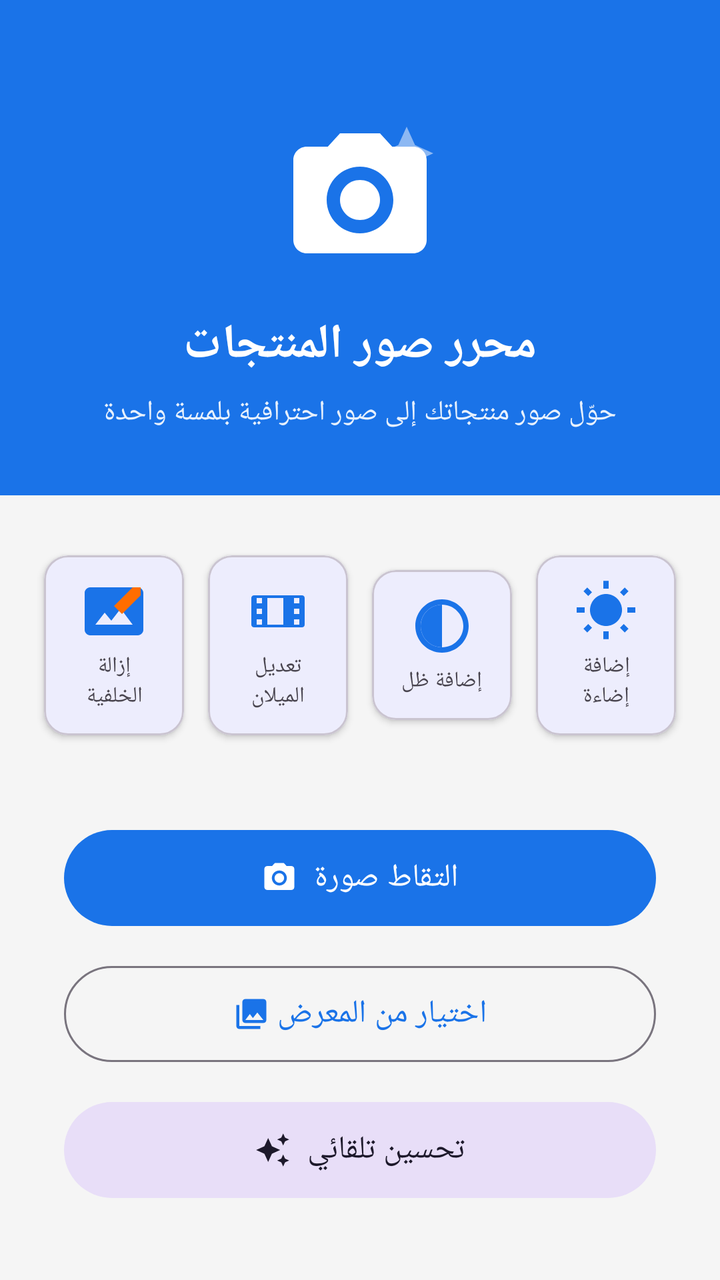
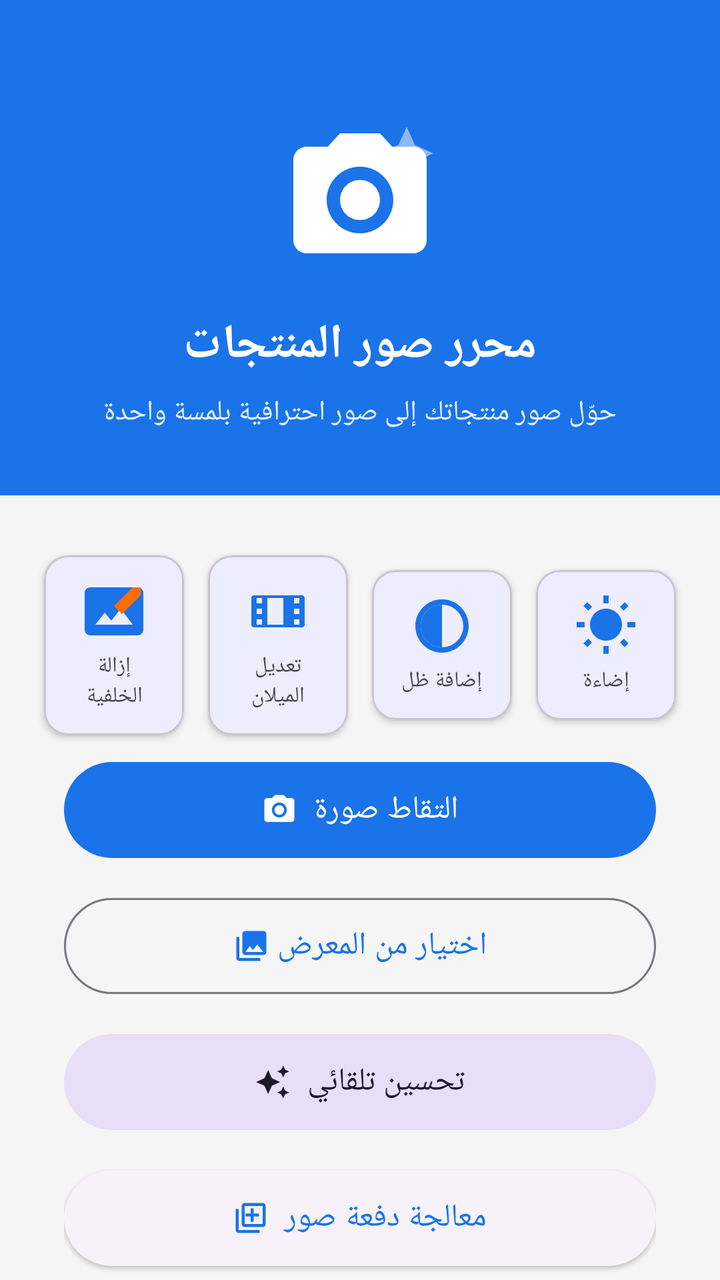

The first picture is an Android layout as it rendered before a commit; the second is the same layout after the commit. The layout source and the unified diff follow.
<!-- AndroidManifest.xml: activity theme Theme.ProductEditor -->
<!-- res/layout/activity_main.xml -->
<?xml version="1.0" encoding="utf-8"?>
<androidx.constraintlayout.widget.ConstraintLayout
    xmlns:android="http://schemas.android.com/apk/res/android"
    xmlns:app="http://schemas.android.com/apk/res-auto"
    android:layout_width="match_parent"
    android:layout_height="match_parent"
    android:background="@color/background"
    android:layoutDirection="rtl">

    
    <LinearLayout
        android:id="@+id/header"
        android:layout_width="match_parent"
        android:layout_height="wrap_content"
        android:orientation="vertical"
        android:gravity="center"
        android:paddingTop="60dp"
        android:paddingBottom="32dp"
        android:background="@color/primary"
        app:layout_constraintTop_toTopOf="parent">

        <ImageView
            android:layout_width="80dp"
            android:layout_height="80dp"
            android:src="@drawable/ic_camera_product"
            android:contentDescription="@null"
            android:layout_marginBottom="16dp" />

        <TextView
            android:layout_width="wrap_content"
            android:layout_height="wrap_content"
            android:text="@string/welcome_title"
            android:textColor="@color/on_primary"
            android:textSize="24sp"
            android:textStyle="bold"
            android:layout_marginBottom="8dp" />

        <TextView
            android:layout_width="wrap_content"
            android:layout_height="wrap_content"
            android:text="@string/welcome_subtitle"
            android:textColor="@color/on_primary"
            android:textSize="14sp"
            android:alpha="0.9"
            android:gravity="center"
            android:paddingHorizontal="32dp" />

    </LinearLayout>

    
    <LinearLayout
        android:id="@+id/featuresLayout"
        android:layout_width="match_parent"
        android:layout_height="wrap_content"
        android:orientation="horizontal"
        android:gravity="center"
        android:paddingHorizontal="16dp"
        android:paddingTop="24dp"
        app:layout_constraintTop_toBottomOf="@id/header">

        <com.google.android.material.card.MaterialCardView
            android:layout_width="0dp"
            android:layout_height="wrap_content"
            android:layout_weight="1"
            android:layout_margin="6dp"
            app:cardCornerRadius="12dp"
            app:cardElevation="2dp">
            <LinearLayout
                android:layout_width="match_parent"
                android:layout_height="wrap_content"
                android:orientation="vertical"
                android:gravity="center"
                android:padding="12dp">
                <ImageView
                    android:layout_width="32dp"
                    android:layout_height="32dp"
                    android:src="@drawable/ic_bg_remove"
                    android:contentDescription="@null" />
                <TextView
                    android:layout_width="wrap_content"
                    android:layout_height="wrap_content"
                    android:text="@string/remove_bg"
                    android:textSize="11sp"
                    android:gravity="center"
                    android:layout_marginTop="4dp" />
            </LinearLayout>
        </com.google.android.material.card.MaterialCardView>

        <com.google.android.material.card.MaterialCardView
            android:layout_width="0dp"
            android:layout_height="wrap_content"
            android:layout_weight="1"
            android:layout_margin="6dp"
            app:cardCornerRadius="12dp"
            app:cardElevation="2dp">
            <LinearLayout
                android:layout_width="match_parent"
                android:layout_height="wrap_content"
                android:orientation="vertical"
                android:gravity="center"
                android:padding="12dp">
                <ImageView
                    android:layout_width="32dp"
                    android:layout_height="32dp"
                    android:src="@drawable/ic_straighten"
                    android:contentDescription="@null" />
                <TextView
                    android:layout_width="wrap_content"
                    android:layout_height="wrap_content"
                    android:text="@string/straighten"
                    android:textSize="11sp"
                    android:gravity="center"
                    android:layout_marginTop="4dp" />
            </LinearLayout>
        </com.google.android.material.card.MaterialCardView>

        <com.google.android.material.card.MaterialCardView
            android:layout_width="0dp"
            android:layout_height="wrap_content"
            android:layout_weight="1"
            android:layout_margin="6dp"
            app:cardCornerRadius="12dp"
            app:cardElevation="2dp">
            <LinearLayout
                android:layout_width="match_parent"
                android:layout_height="wrap_content"
                android:orientation="vertical"
                android:gravity="center"
                android:padding="12dp">
                <ImageView
                    android:layout_width="32dp"
                    android:layout_height="32dp"
                    android:src="@drawable/ic_shadow"
                    android:contentDescription="@null" />
                <TextView
                    android:layout_width="wrap_content"
                    android:layout_height="wrap_content"
                    android:text="@string/add_shadow"
                    android:textSize="11sp"
                    android:gravity="center"
                    android:layout_marginTop="4dp" />
            </LinearLayout>
        </com.google.android.material.card.MaterialCardView>

        <com.google.android.material.card.MaterialCardView
            android:layout_width="0dp"
            android:layout_height="wrap_content"
            android:layout_weight="1"
            android:layout_margin="6dp"
            app:cardCornerRadius="12dp"
            app:cardElevation="2dp">
            <LinearLayout
                android:layout_width="match_parent"
                android:layout_height="wrap_content"
                android:orientation="vertical"
                android:gravity="center"
                android:padding="12dp">
                <ImageView
                    android:layout_width="32dp"
                    android:layout_height="32dp"
                    android:src="@drawable/ic_lighting"
                    android:contentDescription="@null" />
                <TextView
                    android:layout_width="wrap_content"
                    android:layout_height="wrap_content"
                    android:text="@string/add_lighting"
                    android:textSize="11sp"
                    android:gravity="center"
                    android:layout_marginTop="4dp" />
            </LinearLayout>
        </com.google.android.material.card.MaterialCardView>

    </LinearLayout>

    
    <LinearLayout
        android:layout_width="match_parent"
        android:layout_height="wrap_content"
        android:orientation="vertical"
        android:gravity="center"
        android:paddingHorizontal="32dp"
        app:layout_constraintBottom_toBottomOf="parent"
        app:layout_constraintTop_toBottomOf="@id/featuresLayout">

        <com.google.android.material.button.MaterialButton
            android:id="@+id/btnCamera"
            android:layout_width="match_parent"
            android:layout_height="56dp"
            android:text="@string/take_photo"
            android:textSize="16sp"
            app:icon="@drawable/ic_camera"
            app:iconGravity="textStart"
            app:cornerRadius="28dp"
            android:layout_marginBottom="12dp" />

        <com.google.android.material.button.MaterialButton
            android:id="@+id/btnGallery"
            style="@style/Widget.Material3.Button.OutlinedButton"
            android:layout_width="match_parent"
            android:layout_height="56dp"
            android:text="@string/choose_gallery"
            android:textSize="16sp"
            app:icon="@drawable/ic_gallery"
            app:iconGravity="textStart"
            app:cornerRadius="28dp"
            android:layout_marginBottom="12dp" />

        <com.google.android.material.button.MaterialButton
            android:id="@+id/btnAutoEnhance"
            style="@style/Widget.Material3.Button.TonalButton"
            android:layout_width="match_parent"
            android:layout_height="56dp"
            android:text="@string/auto_enhance"
            android:textSize="16sp"
            app:icon="@drawable/ic_auto_enhance"
            app:iconGravity="textStart"
            app:cornerRadius="28dp" />

    </LinearLayout>

</androidx.constraintlayout.widget.ConstraintLayout>
<!-- resources referenced by this layout -->
<resources>
  <color name="background">#F5F5F5</color>
  <color name="on_primary">#FFFFFF</color>
  <color name="primary">#1A73E8</color>
  <!-- drawable ic_auto_enhance (drawable) -->
  <?xml version="1.0" encoding="utf-8"?>
  <vector xmlns:android="http://schemas.android.com/apk/res/android"
      android:width="24dp"
      android:height="24dp"
      android:viewportWidth="24"
      android:viewportHeight="24">
      <path
          android:fillColor="#FF6D00"
          android:pathData="M19,9l1.25,-2.75L23,5l-2.75,-1.25L19,1l-1.25,2.75L15,5l2.75,1.25L19,9zM11.5,9.5L9,4 6.5,9.5 1,12l5.5,2.5L9,20l2.5,-5.5L17,12l-5.5,-2.5zM19,15l-1.25,2.75L15,19l2.75,1.25L19,23l1.25,-2.75L23,19l-2.75,-1.25L19,15z" />
  </vector>
  <!-- drawable ic_bg_remove (drawable) -->
  <?xml version="1.0" encoding="utf-8"?>
  <vector xmlns:android="http://schemas.android.com/apk/res/android"
      android:width="24dp"
      android:height="24dp"
      android:viewportWidth="24"
      android:viewportHeight="24">
      <path
          android:fillColor="#1A73E8"
          android:pathData="M21,3H3C2,3 1,4 1,5v14c0,1 1,2 2,2h18c1,0 2,-1 2,-2V5c0,-1 -1,-2 -2,-2zM5,17l3.5,-4.5 2.5,3.01L14.5,11l4.5,6H5z" />
      <path
          android:fillColor="#FF6D00"
          android:pathData="M19,3l-7,7 3,3 7,-7V3h-3z" />
  </vector>
  <!-- drawable ic_gallery (drawable) -->
  <?xml version="1.0" encoding="utf-8"?>
  <vector xmlns:android="http://schemas.android.com/apk/res/android"
      android:width="24dp"
      android:height="24dp"
      android:viewportWidth="24"
      android:viewportHeight="24">
      <path
          android:fillColor="#FFFFFF"
          android:pathData="M22,16V4c0,-1.1 -0.9,-2 -2,-2H8c-1.1,0 -2,0.9 -2,2v12c0,1.1 0.9,2 2,2h12c1.1,0 2,-0.9 2,-2zM11,12l2.03,2.71L16,11l4,5H8l3,-4zM2,6v14c0,1.1 0.9,2 2,2h14v-2H4V6H2z" />
  </vector>
  <!-- drawable ic_shadow (drawable) -->
  <?xml version="1.0" encoding="utf-8"?>
  <vector xmlns:android="http://schemas.android.com/apk/res/android"
      android:width="24dp"
      android:height="24dp"
      android:viewportWidth="24"
      android:viewportHeight="24">
      <path
          android:fillColor="#1A73E8"
          android:pathData="M12,2C6.48,2 2,6.48 2,12s4.48,10 10,10 10,-4.48 10,-10S17.52,2 12,2zM12,20c-4.41,0 -8,-3.59 -8,-8s3.59,-8 8,-8 8,3.59 8,8 -3.59,8 -8,8z" />
      <path
          android:fillColor="#1A73E8"
          android:pathData="M12,4c-4.41,0 -8,3.59 -8,8s3.59,8 8,8V4z" />
  </vector>
  <!-- drawable ic_straighten (drawable) -->
  <?xml version="1.0" encoding="utf-8"?>
  <vector xmlns:android="http://schemas.android.com/apk/res/android"
      android:width="24dp"
      android:height="24dp"
      android:viewportWidth="24"
      android:viewportHeight="24">
      <path
          android:fillColor="#1A73E8"
          android:pathData="M21,6H3c-0.55,0 -1,0.45 -1,1v10c0,0.55 0.45,1 1,1h18c0.55,0 1,-0.45 1,-1V7c0,-0.55 -0.45,-1 -1,-1zM6,17H4v-2h2v2zM6,13H4v-2h2v2zM6,9H4V7h2v2zM14,17H8V7h6v10zM20,17h-2v-2h2v2zM20,13h-2v-2h2v2zM20,9h-2V7h2v2z" />
  </vector>
  <string name="add_lighting">إضافة إضاءة</string>
  <string name="add_shadow">إضافة ظل</string>
  <string name="auto_enhance">تحسين تلقائي</string>
  <string name="choose_gallery">اختيار من المعرض</string>
  <string name="remove_bg">إزالة الخلفية</string>
  <string name="straighten">تعديل الميلان</string>
  <string name="take_photo">التقاط صورة</string>
  <string name="welcome_subtitle">حوّل صور منتجاتك إلى صور احترافية بلمسة واحدة</string>
  <string name="welcome_title">محرر صور المنتجات</string>
  <style name="Theme.ProductEditor" parent="Theme.Material3.Light.NoActionBar">
          <item name="colorPrimary">@color/primary</item>
          <item name="colorPrimaryDark">@color/primary_dark</item>
          <item name="colorAccent">@color/accent</item>
          <item name="android:statusBarColor">@color/primary_dark</item>
          <item name="android:windowBackground">@color/background</item>
      </style>
  <color name="primary_dark">#1557B0</color>
  <color name="accent">#FF6D00</color>
</resources>

<!-- the commit's change to res/layout/activity_main.xml (unified diff, before → after) -->
@@ -214,6 +214,18 @@
             android:textSize="16sp"
             app:icon="@drawable/ic_auto_enhance"
             app:iconGravity="textStart"
+            app:cornerRadius="28dp"
+            android:layout_marginBottom="12dp" />
+
+        <com.google.android.material.button.MaterialButton
+            android:id="@+id/btnBatch"
+            style="@style/Widget.Material3.Button.ElevatedButton"
+            android:layout_width="match_parent"
+            android:layout_height="56dp"
+            android:text="@string/batch_button"
+            android:textSize="16sp"
+            app:icon="@drawable/ic_batch"
+            app:iconGravity="textStart"
             app:cornerRadius="28dp" />
 
     </LinearLayout>
<!-- resource entries referenced after the edit -->
@@ -64,9 +64,10 @@
           android:fillColor="#1A73E8"
           android:pathData="M21,6H3c-0.55,0 -1,0.45 -1,1v10c0,0.55 0.45,1 1,1h18c0.55,0 1,-0.45 1,-1V7c0,-0.55 -0.45,-1 -1,-1zM6,17H4v-2h2v2zM6,13H4v-2h2v2zM6,9H4V7h2v2zM14,17H8V7h6v10zM20,17h-2v-2h2v2zM20,13h-2v-2h2v2zM20,9h-2V7h2v2z" />
   </vector>
-  <string name="add_lighting">إضافة إضاءة</string>
+  <string name="add_lighting">إضاءة</string>
   <string name="add_shadow">إضافة ظل</string>
   <string name="auto_enhance">تحسين تلقائي</string>
+  <string name="batch_button">معالجة دفعة صور</string>
   <string name="choose_gallery">اختيار من المعرض</string>
   <string name="remove_bg">إزالة الخلفية</string>
   <string name="straighten">تعديل الميلان</string>
